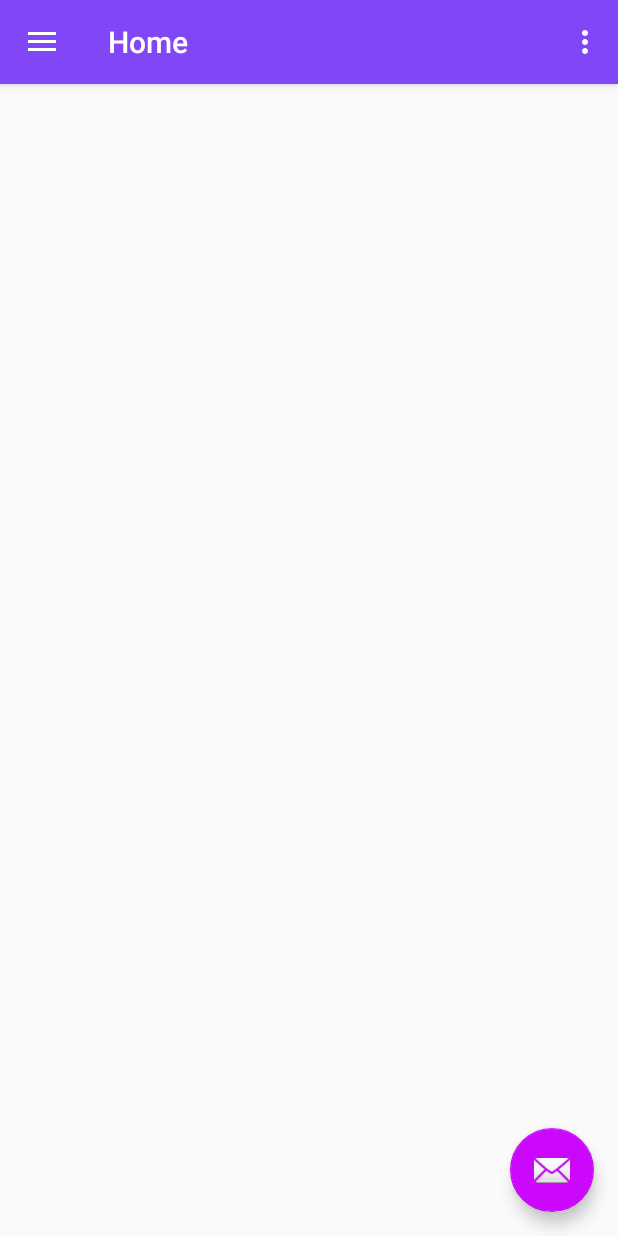
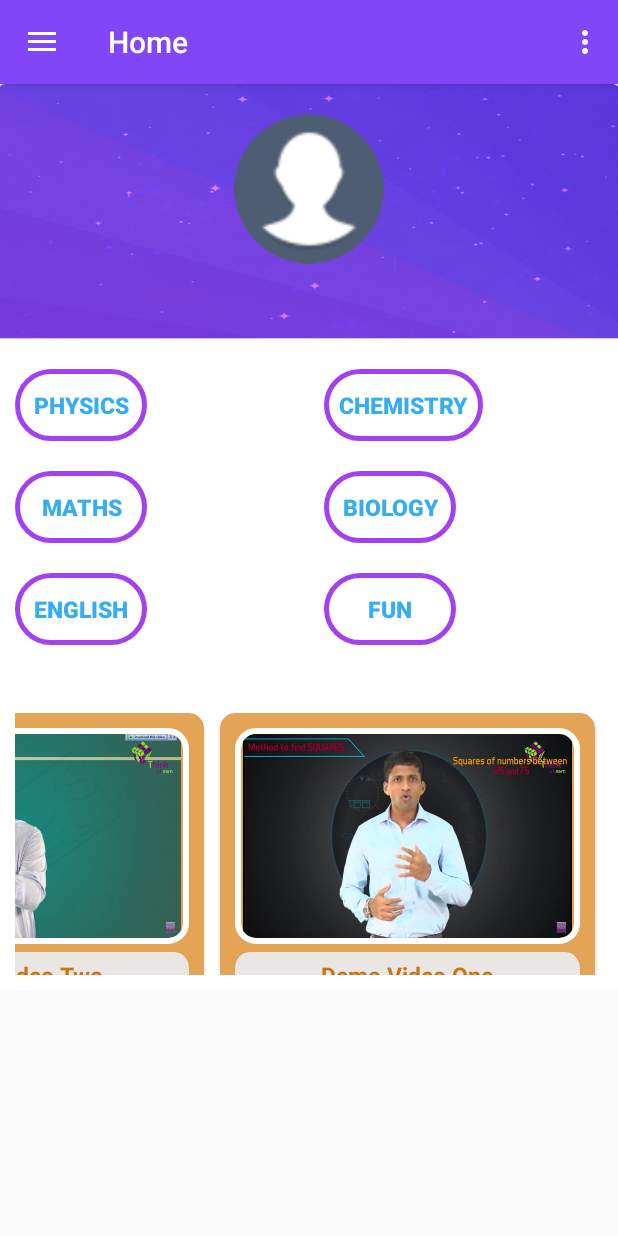
Before and after one commit to project-android2017009/E-Learning-App, an Android app: the Home screen opened directly, with no data from a screen before it, on a phone screen of 412 x 824 dp. Run offline under Robolectric (Android 15) with nearby library versions, the phone set to English and light mode, and no system bars; our stand-ins replace CircleImageView.

Commit message:
subject selection added

```diff
--- a/app/build.gradle
+++ b/app/build.gradle
@@ -24,11 +24,12 @@ dependencies {
     androidTestCompile('com.android.support.test.espresso:espresso-core:2.2.2', {
         exclude group: 'com.android.support', module: 'support-annotations'
     })
+    compile files('libs/YouTubeAndroidPlayerApi.jar')
     compile 'com.android.support:appcompat-v7:26.+'
     compile 'com.android.support:design:26.+'
     compile 'com.android.support.constraint:constraint-layout:1.0.2'
     compile 'com.android.support:support-v4:26.+'
+    compile 'de.hdodenhof:circleimageview:2.1.0'
     compile 'com.android.support:cardview-v7:26.0.0-alpha1'
     testCompile 'junit:junit:4.12'
-    compile files('libs/YouTubeAndroidPlayerApi.jar')
 }
--- a/app/src/main/AndroidManifest.xml
+++ b/app/src/main/AndroidManifest.xml
@@ -41,10 +41,12 @@
             android:label="@string/title_activity_home"
             android:screenOrientation="portrait"
             android:theme="@style/AppTheme.NoActionBar" />
-
         <activity
             android:name=".Activity.YouTubePlayerActivity"
             android:screenOrientation="landscape" />
+        <activity
+            android:name=".Activity.SubjectActivity"
+            android:label="Subject" />
     </application>
 
 </manifest>
--- a/app/src/main/java/com/software_solutions/optimus_tech_project201709/Activity/Home.java
+++ b/app/src/main/java/com/software_solutions/optimus_tech_project201709/Activity/Home.java
@@ -1,22 +1,28 @@
 package com.software_solutions.optimus_tech_project201709.Activity;
 
 import android.os.Bundle;
-import android.support.design.widget.FloatingActionButton;
 import android.support.design.widget.NavigationView;
-import android.support.design.widget.Snackbar;
 import android.support.v4.view.GravityCompat;
 import android.support.v4.widget.DrawerLayout;
 import android.support.v7.app.ActionBarDrawerToggle;
 import android.support.v7.app.AppCompatActivity;
+import android.support.v7.widget.GridLayoutManager;
+import android.support.v7.widget.LinearLayoutManager;
+import android.support.v7.widget.RecyclerView;
 import android.support.v7.widget.Toolbar;
 import android.view.Menu;
 import android.view.MenuItem;
-import android.view.View;
 
+import com.software_solutions.optimus_tech_project201709.Adapters.DemoVideoAdapter;
+import com.software_solutions.optimus_tech_project201709.Adapters.ChooseSubjectAdapter;
 import com.software_solutions.optimus_tech_project201709.R;
 
 public class Home extends AppCompatActivity
         implements NavigationView.OnNavigationItemSelectedListener {
+
+    RecyclerView recyclerView,recyclerViewHome;
+    RecyclerView.LayoutManager mLayoutManager;
+    RecyclerView.Adapter mAdapter;
 
     @Override
     protected void onCreate(Bundle savedInstanceState) {
@@ -24,15 +30,6 @@ public class Home extends AppCompatActivity
         setContentView(R.layout.activity_home);
         Toolbar toolbar = (Toolbar) findViewById(R.id.toolbar);
         setSupportActionBar(toolbar);
-
-        FloatingActionButton fab = (FloatingActionButton) findViewById(R.id.fab);
-        fab.setOnClickListener(new View.OnClickListener() {
-            @Override
-            public void onClick(View view) {
-                Snackbar.make(view, "Replace with your own action", Snackbar.LENGTH_LONG)
-                        .setAction("Action", null).show();
-            }
-        });
 
         DrawerLayout drawer = (DrawerLayout) findViewById(R.id.drawer_layout);
         ActionBarDrawerToggle toggle = new ActionBarDrawerToggle(
@@ -42,6 +39,19 @@ public class Home extends AppCompatActivity
 
         NavigationView navigationView = (NavigationView) findViewById(R.id.nav_view);
         navigationView.setNavigationItemSelectedListener(this);
+
+        recyclerView = (RecyclerView) findViewById(R.id.recyclerViewChooseSubjects);
+        recyclerViewHome = (RecyclerView) findViewById(R.id.home_demo_video);
+
+        recyclerView.setHasFixedSize(true);
+        mLayoutManager = new GridLayoutManager(getApplicationContext(), 2);
+        recyclerView.setLayoutManager(mLayoutManager);
+        mAdapter = new ChooseSubjectAdapter();
+        recyclerView.setAdapter(mAdapter);
+
+
+        recyclerViewHome.setLayoutManager(new LinearLayoutManager(this, LinearLayoutManager.HORIZONTAL, true));
+        recyclerViewHome.setAdapter(new DemoVideoAdapter());
     }
 
     @Override
@@ -79,11 +89,10 @@ public class Home extends AppCompatActivity
     @SuppressWarnings("StatementWithEmptyBody")
     @Override
     public boolean onNavigationItemSelected(MenuItem item) {
-        // Handle navigation view item clicks here.
         int id = item.getItemId();
 
         if (id == R.id.nav_camera) {
-            // Handle the camera action
+
         } else if (id == R.id.nav_gallery) {
 
         } else if (id == R.id.nav_slideshow) {
--- /dev/null
+++ b/app/src/main/java/com/software_solutions/optimus_tech_project201709/Adapters/ChooseSubjectAdapter.java
@@ -0,0 +1,97 @@
+package com.software_solutions.optimus_tech_project201709.Adapters;
+
+import android.content.Context;
+import android.content.Intent;
+import android.support.v7.widget.RecyclerView;
+import android.util.Log;
+import android.view.LayoutInflater;
+import android.view.View;
+import android.view.ViewGroup;
+import android.widget.Button;
+
+import com.software_solutions.optimus_tech_project201709.Activity.SubjectActivity;
+import com.software_solutions.optimus_tech_project201709.R;
+
+import java.util.ArrayList;
+import java.util.List;
+
+/**
+ * Created by H.P on 03-Jul-17.
+ */
+
+public class ChooseSubjectAdapter extends RecyclerView.Adapter<GridViewHolder> {
+
+    private List<MenItem> menItems;
+
+
+    public ChooseSubjectAdapter() {
+        menItems = new ArrayList<>();
+        menItems.add(new MenItem("Physics"));
+        menItems.add(new MenItem("Chemistry"));
+        menItems.add(new MenItem("Maths"));
+        menItems.add(new MenItem("Biology"));
+        menItems.add(new MenItem("English"));
+        menItems.add(new MenItem("Fun"));
+    }
+
+    @Override
+    public GridViewHolder onCreateViewHolder(ViewGroup viewGroup, int i) {
+        Context context = viewGroup.getContext();
+        LayoutInflater inflater = (LayoutInflater) context.getSystemService(Context.LAYOUT_INFLATER_SERVICE);
+        View view = inflater.inflate(R.layout.abc_choose_subject, viewGroup, false);
+        return new GridViewHolder(view);
+    }
+
+    @Override
+    public void onBindViewHolder(GridViewHolder gridViewHolder, int i) {
+        MenItem menItem = menItems.get(i);
+        gridViewHolder.bindData(menItem);
+    }
+
+    @Override
+    public int getItemCount() {
+        return menItems.size();
+    }
+
+}
+
+class MenItem {
+    public String mitemName;
+
+
+    public MenItem(String mitemName) {
+        this.mitemName = mitemName;
+    }
+}
+
+
+class GridViewHolder extends RecyclerView.ViewHolder {
+
+    private Button itemName;
+    private Context context;
+
+    public GridViewHolder(View itemView) {
+        super(itemView);
+
+        context = itemView.getContext();
+
+        itemName = (Button) itemView.findViewById(R.id.button_subject);
+
+        itemView.setOnClickListener(new View.OnClickListener() {
+            @Override
+            public void onClick(View view) {
+                if (getAdapterPosition() == 0) {
+                    Log.d("ashu", "listner ");
+
+                    Intent intent = new Intent(context, SubjectActivity.class);
+                    context.startActivity(intent);
+                }
+            }
+        });
+
+    }
+
+    public void bindData(MenItem menItem) {
+        itemName.setText(menItem.mitemName);
+    }
+}
--- /dev/null
+++ b/app/src/main/java/com/software_solutions/optimus_tech_project201709/Adapters/DemoVideoAdapter.java
@@ -0,0 +1,110 @@
+package com.software_solutions.optimus_tech_project201709.Adapters;
+
+import android.content.Context;
+import android.content.Intent;
+import android.support.v7.widget.RecyclerView;
+import android.view.LayoutInflater;
+import android.view.View;
+import android.view.ViewGroup;
+import android.widget.ImageView;
+import android.widget.TextView;
+
+import com.software_solutions.optimus_tech_project201709.Activity.YouTubePlayerActivity;
+import com.software_solutions.optimus_tech_project201709.R;
+
+import java.util.ArrayList;
+import java.util.List;
+
+/**
+ * Created by H.P on 03-Jul-17.
+ */
+
+public class DemoVideoAdapter extends RecyclerView.Adapter<SlipDataHolder> {
+
+    private List<StringList> slipList;
+
+
+    public DemoVideoAdapter() {
+        slipList = new ArrayList<>();
+        slipList.add(new StringList("Demo Video One", R.drawable.demo_one));
+        slipList.add(new StringList("Demo Video Two", R.drawable.demo_two));
+
+    }
+
+    @Override
+    public SlipDataHolder onCreateViewHolder(ViewGroup parent, int viewType) {
+        Context context = parent.getContext();
+        LayoutInflater inflater = (LayoutInflater) context.getSystemService(Context.LAYOUT_INFLATER_SERVICE);
+        View view = inflater.inflate(R.layout.abc_demo_video, parent, false);
+        return new SlipDataHolder(view);
+
+    }
+
+    @Override
+    public void onBindViewHolder(SlipDataHolder holder, int position) {
+
+        StringList s = slipList.get(position);
+        holder.bindSlip(s);
+
+    }
+
+
+    @Override
+    public int getItemCount() {
+        return slipList.size();
+    }
+}
+
+class SlipDataHolder extends RecyclerView.ViewHolder {
+
+    private TextView nameOfSlip;
+    private ImageView slipImage;
+    private Context context;
+
+    public SlipDataHolder(View itemView) {
+        super(itemView);
+
+        context=itemView.getContext();
+
+        nameOfSlip = (TextView) itemView.findViewById(R.id.demoText);
+        slipImage = (ImageView) itemView.findViewById(R.id.imageViewDemoVideo);
+
+        itemView.setOnClickListener(new View.OnClickListener() {
+            @Override
+            public void onClick(View view) {
+                if (getAdapterPosition() == 0) {
+
+                    Intent intent = new Intent(context, YouTubePlayerActivity.class);
+                    intent.putExtra("demoVideo", "oYaR9wyLiWs");
+                    context.startActivity(intent);
+
+                }
+
+                if (getAdapterPosition() == 1) {
+
+                    Intent intent = new Intent(context, YouTubePlayerActivity.class);
+                    intent.putExtra("demoVideo", "GqdJFFvsZeE");
+                    context.startActivity(intent);
+
+                }
+
+            }
+        });
+    }
+
+    public void bindSlip(StringList stringList) {
+        nameOfSlip.setText(stringList.stringSlipName);
+        slipImage.setImageResource(stringList.stringImage);
+    }
+}
+
+class StringList {
+    public String stringSlipName;
+    public int stringImage;
+
+    public StringList(String stringSlipName, int stringImage) {
+        this.stringImage = stringImage;
+        this.stringSlipName = stringSlipName;
+    }
+
+}
--- /dev/null
+++ b/app/src/main/res/drawable-v21/round_corner.xml
@@ -0,0 +1,9 @@
+<?xml version="1.0" encoding="utf-8"?>
+<shape xmlns:android="http://schemas.android.com/apk/res/android"
+    android:shape="rectangle">
+
+    <corners android:radius="40dp" />
+    <stroke
+        android:width="5px"
+        android:color="#a441ef" />
+</shape>
--- /dev/null
+++ b/app/src/main/res/layout/abc_choose_subject.xml
@@ -0,0 +1,19 @@
+<?xml version="1.0" encoding="utf-8"?>
+<RelativeLayout xmlns:android="http://schemas.android.com/apk/res/android"
+    android:layout_width="wrap_content"
+    android:layout_height="wrap_content"
+    android:padding="10dp">
+
+    <Button
+        android:id="@+id/button_subject"
+        style="@style/Base.Widget.AppCompat.Button.Borderless"
+        android:layout_width="wrap_content"
+        android:layout_height="wrap_content"
+        android:background="@drawable/round_corner"
+        android:clickable="true"
+        android:padding="10dp"
+        android:text="Subject"
+        android:textColor="#36adf2"
+        android:textSize="15sp"
+        android:textStyle="bold" />
+</RelativeLayout>
--- a/app/src/main/res/layout/abc_demo_video.xml
+++ b/app/src/main/res/layout/abc_demo_video.xml
@@ -3,8 +3,8 @@
 <android.support.v7.widget.CardView xmlns:android="http://schemas.android.com/apk/res/android"
     xmlns:app="http://schemas.android.com/apk/res-auto"
     android:id="@+id/cardViewDemo1"
-    android:layout_width="match_parent"
-    android:layout_height="match_parent"
+    android:layout_width="250dp"
+    android:layout_height="200dp"
     android:layout_margin="5dp"
     android:layout_weight="1"
     android:elevation="5dp"
--- a/app/src/main/res/layout/activity_course_selection.xml
+++ b/app/src/main/res/layout/activity_course_selection.xml
@@ -6,6 +6,12 @@
     android:layout_height="match_parent"
     android:background="#ffffff"
     tools:context="com.software_solutions.optimus_tech_project201709.CourseSelect.CourseSelectionActivity">
+
+    <Button
+        android:text="ok"
+        android:id="@+id/ok"
+        android:layout_width="wrap_content"
+        android:layout_height="wrap_content" />
 
     <ImageView
         android:id="@+id/dialogImageView"
--- a/app/src/main/res/layout/app_bar_home.xml
+++ b/app/src/main/res/layout/app_bar_home.xml
@@ -22,12 +22,6 @@
 
     <include layout="@layout/content_home" />
 
-    <android.support.design.widget.FloatingActionButton
-        android:id="@+id/fab"
-        android:layout_width="wrap_content"
-        android:layout_height="wrap_content"
-        android:layout_gravity="bottom|end"
-        android:layout_margin="@dimen/fab_margin"
-        app:srcCompat="@android:drawable/ic_dialog_email" />
+
 
 </android.support.design.widget.CoordinatorLayout>
--- a/app/src/main/res/layout/content_home.xml
+++ b/app/src/main/res/layout/content_home.xml
@@ -1,5 +1,5 @@
 <?xml version="1.0" encoding="utf-8"?>
-<RelativeLayout xmlns:android="http://schemas.android.com/apk/res/android"
+<android.support.v4.widget.NestedScrollView xmlns:android="http://schemas.android.com/apk/res/android"
     xmlns:app="http://schemas.android.com/apk/res-auto"
     xmlns:tools="http://schemas.android.com/tools"
     android:layout_width="match_parent"
@@ -8,4 +8,44 @@
     tools:context="com.software_solutions.optimus_tech_project201709.Activity.Home"
     tools:showIn="@layout/app_bar_home">
 
-</RelativeLayout>
+    <RelativeLayout
+        android:layout_width="match_parent"
+        android:layout_height="match_parent"
+        android:background="#ffffff">
+
+        <ImageView
+            android:id="@+id/dialog1"
+            android:layout_width="match_parent"
+            android:layout_height="170dp"
+            android:scaleType="fitXY"
+            android:src="@drawable/dialog" />
+
+
+        <de.hdodenhof.circleimageview.CircleImageView
+            android:layout_width="100dp"
+            android:layout_height="100dp"
+            android:layout_above="@+id/recyclerViewChooseSubjects"
+            android:layout_centerHorizontal="true"
+            android:layout_marginBottom="50dp"
+            android:src="@drawable/profile" />
+
+
+        <android.support.v7.widget.RecyclerView
+            android:id="@+id/recyclerViewChooseSubjects"
+            android:layout_width="match_parent"
+            android:layout_height="wrap_content"
+            android:layout_below="@+id/dialog1"
+            android:layout_marginTop="10dp"
+             />
+
+
+        <android.support.v7.widget.RecyclerView
+            android:padding="10dp"
+            android:id="@+id/home_demo_video"
+            android:layout_width="match_parent"
+            android:layout_height="200dp"
+            android:layout_below="@+id/recyclerViewChooseSubjects"
+            android:layout_marginTop="20dp" />
+
+    </RelativeLayout>
+</android.support.v4.widget.NestedScrollView>
```
Also changed, not shown: app/src/main/java/com/software_solutions/optimus_tech_project201709/Activity/SubjectActivity.java (added, +15 -0 lines), app/src/main/java/com/software_solutions/optimus_tech_project201709/CourseSelect/CourseSelectionActivity.java (+14 -95 lines), app/src/main/res/layout/activity_subject.xml (added, +15 -0 lines).
